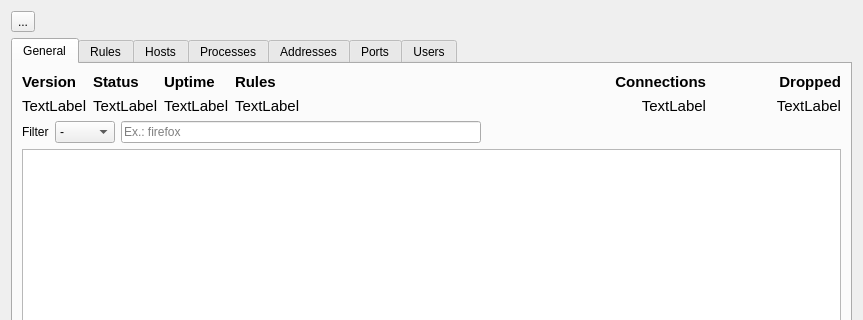
Before: the Qt Designer form ui/opensnitch/res/stats.ui in evilsocket/opensnitch, drawn with Qt 5; both pictures show x 0 to 863 and y 0 to 320 of the 863 by 600 pixel window.
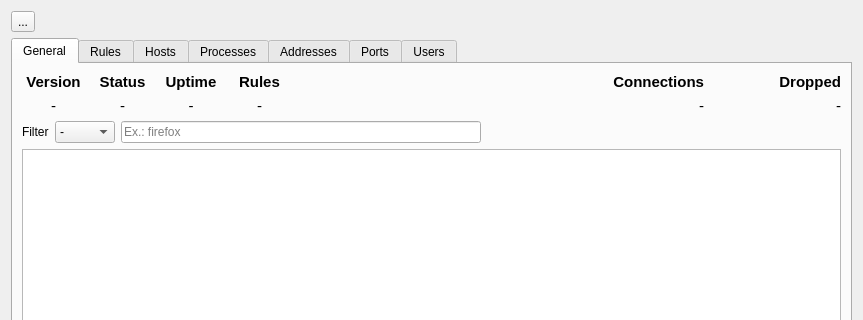
After: the same form once the commit is applied. Icons and pictures are not drawn.

Commit message: Fixed typo in tipPortsLabel

Diff of the .ui file:
```diff
--- a/ui/opensnitch/res/stats.ui
+++ b/ui/opensnitch/res/stats.ui
@@ -69,7 +69,7 @@
             </font>
            </property>
            <property name="text">
-            <string>TextLabel</string>
+            <string>-</string>
            </property>
            <property name="alignment">
             <set>Qt::AlignRight|Qt::AlignTrailing|Qt::AlignVCenter</set>
@@ -149,7 +149,7 @@
             </font>
            </property>
            <property name="text">
-            <string>TextLabel</string>
+            <string>-</string>
            </property>
            <property name="alignment">
             <set>Qt::AlignRight|Qt::AlignTrailing|Qt::AlignVCenter</set>
@@ -197,6 +197,9 @@
            <property name="text">
             <string>Version</string>
            </property>
+           <property name="alignment">
+            <set>Qt::AlignCenter</set>
+           </property>
            <property name="margin">
             <number>5</number>
            </property>
@@ -222,6 +225,9 @@
            <property name="text">
             <string>Uptime</string>
            </property>
+           <property name="alignment">
+            <set>Qt::AlignCenter</set>
+           </property>
            <property name="margin">
             <number>5</number>
            </property>
@@ -247,6 +253,9 @@
            <property name="text">
             <string>Status</string>
            </property>
+           <property name="alignment">
+            <set>Qt::AlignCenter</set>
+           </property>
            <property name="margin">
             <number>5</number>
            </property>
@@ -266,7 +275,10 @@
             </font>
            </property>
            <property name="text">
-            <string>TextLabel</string>
+            <string>-</string>
+           </property>
+           <property name="alignment">
+            <set>Qt::AlignCenter</set>
            </property>
            <property name="margin">
             <number>5</number>
@@ -287,7 +299,10 @@
             </font>
            </property>
            <property name="text">
-            <string>TextLabel</string>
+            <string>-</string>
+           </property>
+           <property name="alignment">
+            <set>Qt::AlignCenter</set>
            </property>
            <property name="margin">
             <number>5</number>
@@ -308,7 +323,10 @@
             </font>
            </property>
            <property name="text">
-            <string>TextLabel</string>
+            <string>-</string>
+           </property>
+           <property name="alignment">
+            <set>Qt::AlignCenter</set>
            </property>
            <property name="margin">
             <number>5</number>
@@ -335,6 +353,9 @@
            <property name="text">
             <string>Rules</string>
            </property>
+           <property name="alignment">
+            <set>Qt::AlignCenter</set>
+           </property>
            <property name="margin">
             <number>5</number>
            </property>
@@ -354,7 +375,10 @@
             </font>
            </property>
            <property name="text">
-            <string>TextLabel</string>
+            <string>-</string>
+           </property>
+           <property name="alignment">
+            <set>Qt::AlignCenter</set>
            </property>
            <property name="margin">
             <number>5</number>
```
Left out of the diff: 21 changed lines with no effect on the pictures.
